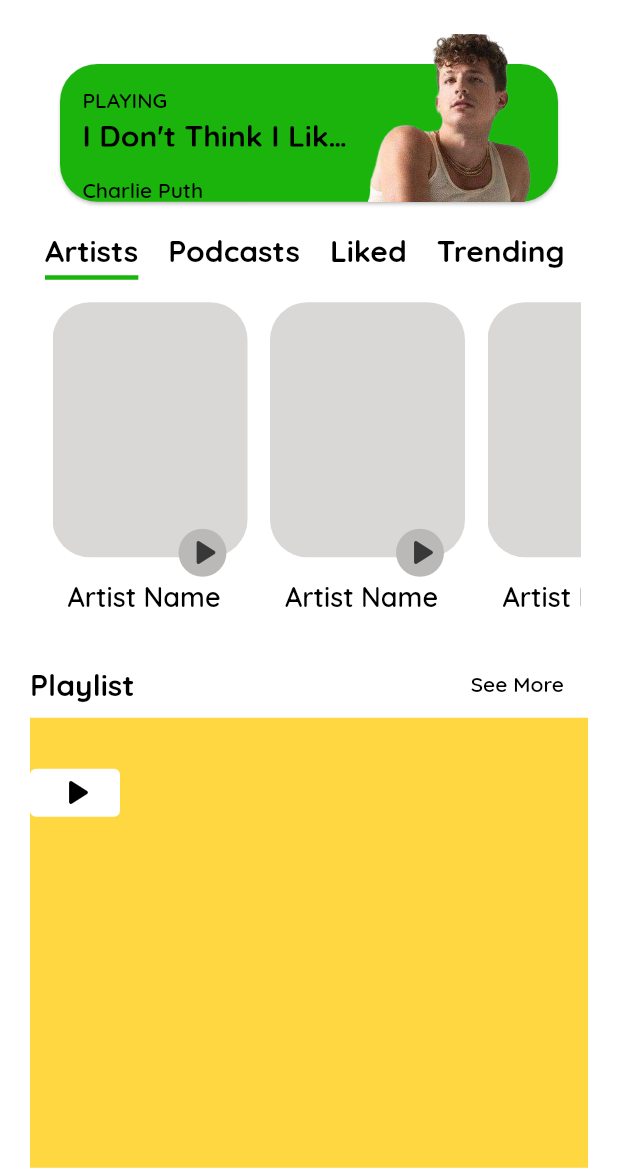
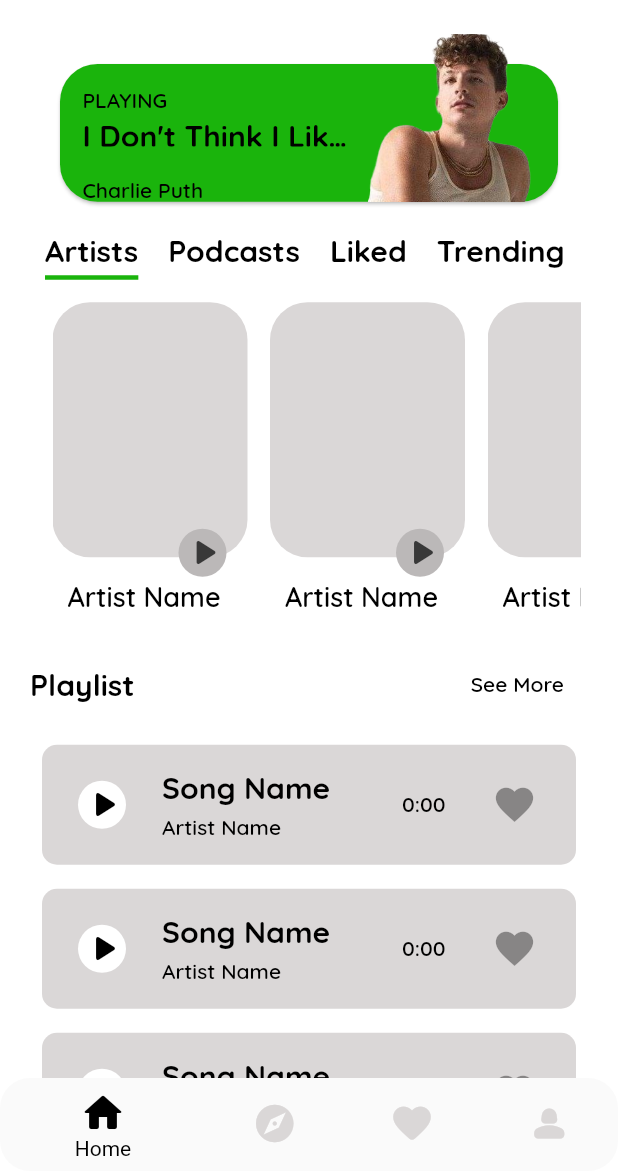
Before and after one commit to aryanmajhi75/warpd, a Flutter app: the screen it shows after launch, on a phone screen of 412 x 824 dp, the part 65-1236 px from its top. Run offline on Flutter 3.47's test engine with Material 2 defaults, Android fonts, the light colour scheme and no system bars; our stand-ins replace appwrite.

Commit message:
Added navbar ; Changed padding of listview

```diff
--- a/spotify/lib/components/PlaylistItems.dart
+++ b/spotify/lib/components/PlaylistItems.dart
@@ -1,4 +1,5 @@
 import 'package:flutter/material.dart';
+import 'package:spotify/constants.dart';
 
 class PlaylistItems extends StatefulWidget {
   const PlaylistItems({super.key});
@@ -8,14 +9,22 @@
 }
 
 class _PlaylistItemsState extends State<PlaylistItems> {
+  bool _isPressed = false;
+
   @override
   Widget build(BuildContext context) {
-    return SizedBox(
+    return Container(
+      padding: const EdgeInsets.all(10),
+      decoration: BoxDecoration(
+        color: spotifyGray,
+        borderRadius: BorderRadius.circular(10),
+      ),
       height: 80,
       child: Row(
         children: [
           ElevatedButton(
             style: const ButtonStyle(
+              shape: MaterialStatePropertyAll(CircleBorder()),
               fixedSize: MaterialStatePropertyAll(
                 Size(5, 5),
               ),
@@ -25,6 +34,64 @@
               Icons.play_arrow_rounded,
             ),
           ),
+          const SizedBox(
+            width: 10,
+          ),
+          Container(
+            height: 60,
+            width: 140,
+            color: Colors.transparent,
+            child: Column(
+              crossAxisAlignment: CrossAxisAlignment.start,
+              mainAxisAlignment: MainAxisAlignment.center,
+              children: [
+                Text(
+                  'Song Name',
+                  style: Theme.of(context).textTheme.headlineMedium,
+                ),
+                const SizedBox(
+                  height: 5,
+                ),
+                Text(
+                  "Artist Name",
+                  style: Theme.of(context).textTheme.displayMedium,
+                ),
+              ],
+            ),
+          ),
+          const SizedBox(
+            width: 20,
+          ),
+          Text(
+            "0:00",
+            style: Theme.of(context).textTheme.displayMedium,
+          ),
+          const SizedBox(
+            width: 15,
+          ),
+          ElevatedButton(
+            style: ButtonStyle(
+              shape: const MaterialStatePropertyAll(CircleBorder()),
+              fixedSize: const MaterialStatePropertyAll(
+                Size(5, 5),
+              ),
+              backgroundColor:
+                  const MaterialStatePropertyAll(Colors.transparent),
+              iconColor: _isPressed
+                  ? MaterialStatePropertyAll(spotifyGreen)
+                  : const MaterialStatePropertyAll(Colors.black38),
+            ),
+            onPressed: () {
+              if (_isPressed) {
+                setState(() => _isPressed = false);
+              } else {
+                setState(() => _isPressed = true);
+              }
+            },
+            child: const Icon(
+              Icons.favorite,
+            ),
+          ),
         ],
       ),
     );
--- /dev/null
+++ b/spotify/lib/components/customNavbar.dart
@@ -0,0 +1,88 @@
+import 'package:flutter/material.dart';
+import 'package:spotify/constants.dart';
+import 'package:spotify/pages/homeScreen.dart';
+
+class CustomNavBar extends StatefulWidget {
+  const CustomNavBar({super.key});
+
+  @override
+  State<CustomNavBar> createState() => _CustomNavBarState();
+}
+
+class _CustomNavBarState extends State<CustomNavBar> {
+  int _selectedIndex = 0;
+
+  void _navigation(int index) {
+    setState(() {
+      _selectedIndex = index;
+    });
+  }
+
+  final List<Widget> _pages = [
+    homeScreen(),
+    homeScreen(),
+    homeScreen(),
+    homeScreen(),
+  ];
+
+  @override
+  Widget build(BuildContext context) {
+    return Scaffold(
+      body: _pages[_selectedIndex],
+      bottomNavigationBar: Container(
+        // margin: const EdgeInsets.only(
+        //   top: 0,
+        //   bottom: 20,
+        //   left: 10,
+        //   right: 10,
+        // ),
+        // decoration: BoxDecoration(
+        //   border: Border.all(
+        //     color: spotifyBlack,
+        //     width: 2,
+        //     strokeAlign: BorderSide.strokeAlignOutside,
+        //   ),
+        //   boxShadow: [
+        //     BoxShadow(
+        //       blurRadius: 1,
+        //       color: spotifyGray,
+        //       spreadRadius: 2,
+        //       offset: const Offset(
+        //         0,
+        //         3,
+        //       ),
+        //     ),
+        //   ],
+        //   borderRadius: BorderRadius.circular(20),
+        // ),
+        child: ClipRRect(
+          borderRadius: BorderRadius.circular(20),
+          child: BottomNavigationBar(
+            elevation: 0,
+            currentIndex: _selectedIndex,
+            onTap: _navigation,
+            items: const [
+              BottomNavigationBarItem(
+                icon: Icon(Icons.home_rounded),
+                label: "Home",
+              ),
+              BottomNavigationBarItem(
+                icon: Icon(Icons.explore_rounded),
+                label: "Explore",
+              ),
+              BottomNavigationBarItem(
+                icon: Icon(Icons.favorite_rounded),
+                label: "Favorites",
+              ),
+              BottomNavigationBarItem(
+                icon: Icon(Icons.person_2_rounded),
+                label: "Profile",
+              )
+            ],
+            backgroundColor: Colors.transparent,
+          ),
+        ),
+      ),
+    );
+  }
+}
--- a/spotify/lib/main.dart
+++ b/spotify/lib/main.dart
@@ -1,5 +1,5 @@
 import 'package:flutter/material.dart';
-import 'package:spotify/pages/homeScreen.dart';
+import 'package:spotify/components/customNavbar.dart';
 import 'package:spotify/themes.dart';
 
 void main() {
@@ -16,9 +16,9 @@
       initialRoute: '/home',
       theme: AppTheme.lightTheme,
       routes: {
-        '/home': (context) => homeScreen(),
+        '/home': (context) => CustomNavBar(),
       },
-      home: homeScreen(),
+      home: CustomNavBar(),
     );
   }
 }
--- a/spotify/lib/pages/homeScreen.dart
+++ b/spotify/lib/pages/homeScreen.dart
@@ -73,20 +73,23 @@
                     ),
                   ],
                 ),
-                Container(
+                SizedBox(
                   height: 300,
-                  color: Colors.amberAccent,
-                  child: ListView(
+                  // color: Colors.amberAccent,
+                  child: ListView.builder(
                     padding: const EdgeInsets.only(
                       top: 10,
                       bottom: 10,
                     ),
-                    children: const [
-                      SizedBox(
-                        height: 80,
+                    shrinkWrap: false,
+                    scrollDirection: Axis.vertical,
+                    itemCount: 5,
+                    itemBuilder: (context, index) {
+                      return const Padding(
+                        padding: EdgeInsets.all(8.0),
                         child: PlaylistItems(),
-                      ),
-                    ],
+                      );
+                    },
                   ),
                 ),
               ],
```
